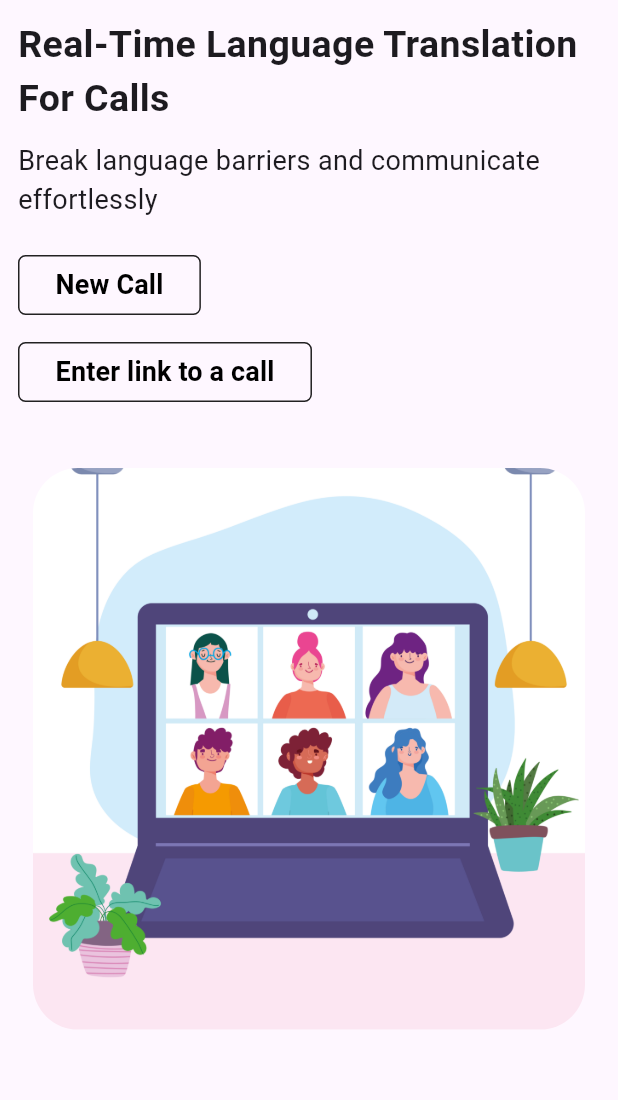
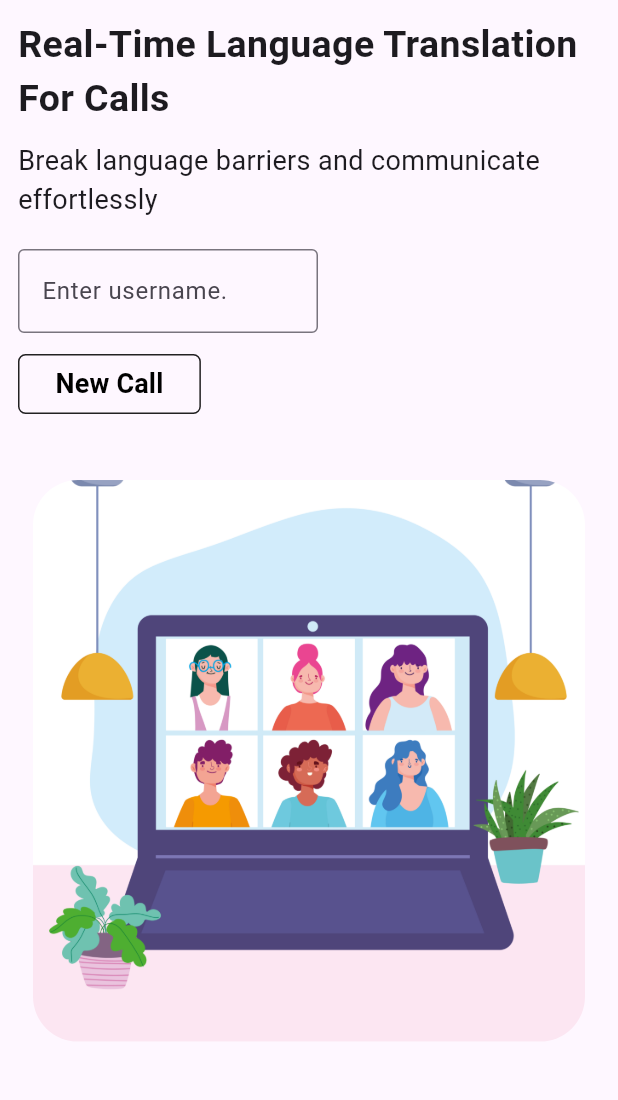
Before and after one commit to shreyaniraula/TalkBridge, a Flutter app: the screen it shows after launch, on a phone screen of 412 x 824 dp, the part 84-1184 px from its top. Run offline on Flutter 3.47's test engine with Material 3 defaults, Android fonts, the light colour scheme and no system bars; our stand-ins replace shared_preferences; missing offline and left inert: agora_uikit.

Commit message:
Some changes to implement video call

```diff
--- a/lib/screens/home_page.dart
+++ b/lib/screens/home_page.dart
@@ -1,4 +1,5 @@
 import 'package:flutter/material.dart';
+import 'package:video_call/screens/video_call_page.dart';
 
 class HomePage extends StatelessWidget {
   static const String routeName = '/home';
@@ -6,6 +7,7 @@ class HomePage extends StatelessWidget {
 
   @override
   Widget build(BuildContext context) {
+    final TextEditingController _usernameController = TextEditingController();
     return Scaffold(
       appBar: AppBar(
         elevation: 0.0,
@@ -42,8 +44,23 @@ class HomePage extends StatelessWidget {
               ),
             ),
             const SizedBox(height: 20),
+            SizedBox(
+              width: 200.0,
+              child: TextField(
+                controller: _usernameController,
+                decoration: const InputDecoration(
+                  hintText: 'Enter username.',
+                  border: OutlineInputBorder(
+                    borderSide: BorderSide(color: Color(0x00E5E4E2)),
+                  ),
+                ),
+              ),
+            ),
+            const SizedBox(height: 10),
             TextButton(
-              onPressed: () {},
+              onPressed: () {
+                      Navigator.pushNamedAndRemoveUntil(context, VideoCallPage.routeName, (route)=>false);
+              },
               style: TextButton.styleFrom(
                   shape: const RoundedRectangleBorder(
                       borderRadius: BorderRadius.all(Radius.circular(5))),
@@ -58,8 +75,7 @@ class HomePage extends StatelessWidget {
                 ),
               ),
             ),
-            const SizedBox(height: 10),
-            TextButton(
+            /*TextButton(
               onPressed: () {},
               style: TextButton.styleFrom(
                   shape: const RoundedRectangleBorder(
@@ -74,7 +90,7 @@ class HomePage extends StatelessWidget {
                   fontWeight: FontWeight.bold,
                 ),
               ),
-            ),
+            ),*/
             const SizedBox(height: 30),
             Container(
               decoration:
--- a/pubspec.yaml
+++ b/pubspec.yaml
@@ -7,9 +7,11 @@ environment:
   sdk: '>=3.4.3 <4.0.0'
 
 dependencies:
+  agora_uikit: ^1.3.10
   flutter:
     sdk: flutter
   http: ^1.2.2
+  permission_handler: ^11.3.1
   provider: ^6.1.2
   shared_preferences: ^2.3.1
 
```
Also changed, not shown: lib/screens/video_call_page.dart (added, +36 -0 lines), lib/widgets/custom_textfield.dart (+7 -1 lines).
